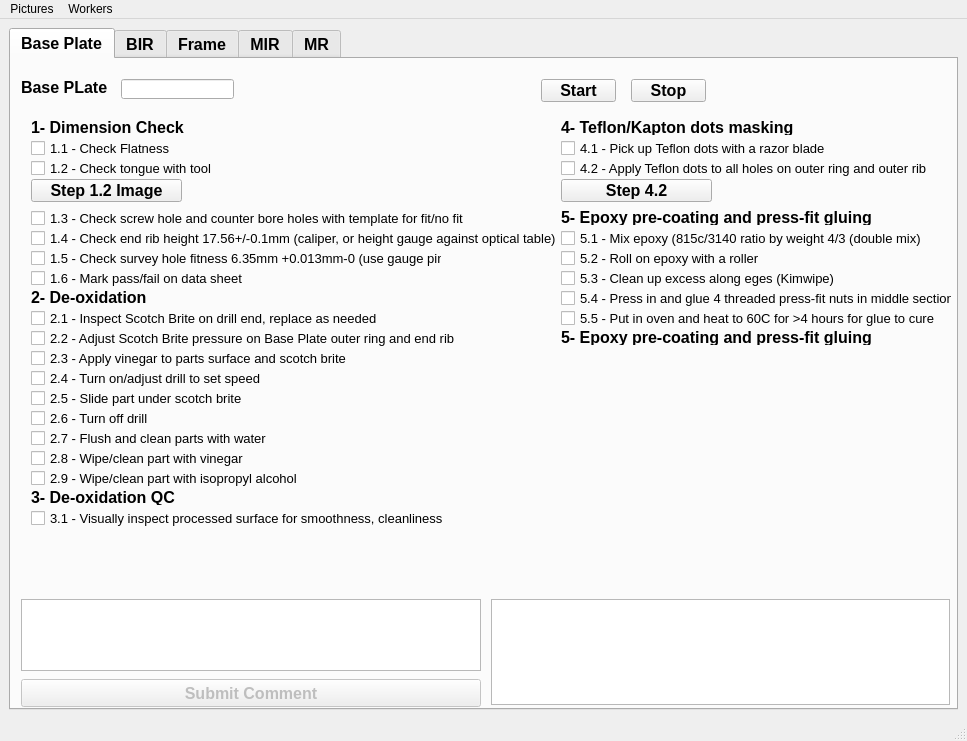
Before: the Qt Designer form guis/panel/partsprep/partsPrepUI.ui in bamesserly/mu2e-tracker-factory, drawn with Qt 5.
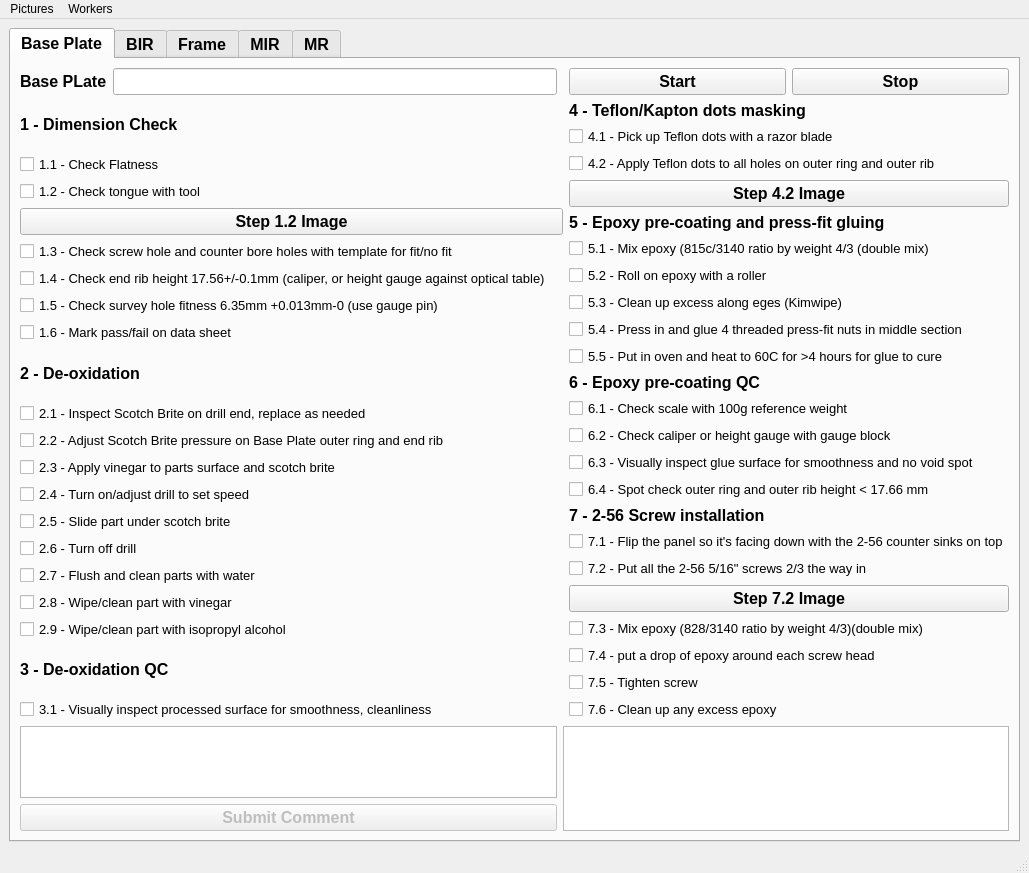
After: the same form once the commit is applied. The open tabs and pages were chosen to show the change.

Commit message: Base Plate UI done - just the .ui and .py UI files, not the main.

Diff of the .ui file:
```diff
--- a/guis/panel/partsprep/partsPrepUI.ui
+++ b/guis/panel/partsprep/partsPrepUI.ui
@@ -6,8 +6,8 @@
    <rect>
     <x>0</x>
     <y>0</y>
-    <width>967</width>
-    <height>741</height>
+    <width>1029</width>
+    <height>835</height>
    </rect>
   </property>
   <property name="windowTitle">
@@ -31,64 +31,50 @@
        <attribute name="title">
         <string>Base Plate</string>
        </attribute>
-       <widget class="QPushButton" name="bpStartPB">
-        <property name="geometry">
-         <rect>
-          <x>530</x>
-          <y>20</y>
-          <width>75</width>
-          <height>23</height>
-         </rect>
-        </property>
-        <property name="text">
-         <string>Start</string>
-        </property>
-       </widget>
-       <widget class="QPushButton" name="pbStopPB">
-        <property name="geometry">
-         <rect>
-          <x>620</x>
-          <y>20</y>
-          <width>75</width>
-          <height>23</height>
-         </rect>
-        </property>
-        <property name="text">
-         <string>Stop</string>
-        </property>
-       </widget>
-       <widget class="QLineEdit" name="bpLE">
-        <property name="geometry">
-         <rect>
-          <x>110</x>
-          <y>20</y>
-          <width>113</width>
-          <height>20</height>
-         </rect>
-        </property>
-       </widget>
+       <layout class="QGridLayout" name="gridLayout_9">
+        <item row="0" column="0">
+         <layout class="QHBoxLayout" name="horizontalLayout_4">
+          <item>
        <widget class="QLabel" name="label_8">
-        <property name="geometry">
-         <rect>
-          <x>10</x>
-          <y>20</y>
-          <width>101</width>
-          <height>16</height>
-         </rect>
-        </property>
         <property name="text">
          <string>Base PLate</string>
         </property>
        </widget>
+          </item>
+          <item>
+           <widget class="QLineEdit" name="bpLE"/>
+          </item>
+         </layout>
+        </item>
+        <item row="0" column="2">
+         <layout class="QHBoxLayout" name="horizontalLayout_3">
+          <item>
+           <widget class="QPushButton" name="bpStartPB">
+            <property name="text">
+             <string>Start</string>
+            </property>
+           </widget>
+          </item>
+          <item>
+           <widget class="QPushButton" name="pbStopPB">
+            <property name="text">
+             <string>Stop</string>
+            </property>
+           </widget>
+          </item>
+         </layout>
+        </item>
+        <item row="1" column="0" colspan="2">
+         <layout class="QVBoxLayout" name="verticalLayout_4">
+          <item>
+           <widget class="QLabel" name="label_9">
+            <property name="text">
+             <string>1 - Dimension Check</string>
+            </property>
+           </widget>
+          </item>
+          <item>
        <widget class="QCheckBox" name="bp1_1">
-        <property name="geometry">
-         <rect>
-          <x>20</x>
-          <y>80</y>
-          <width>221</width>
-          <height>18</height>
-         </rect>
-        </property>
         <property name="font">
          <font>
           <pointsize>10</pointsize>
@@ -100,41 +86,9 @@
          <string>1.1 - Check Flatness</string>
         </property>
        </widget>
-       <widget class="QPushButton" name="bpImage1_2">
-        <property name="geometry">
-         <rect>
-          <x>20</x>
-          <y>120</y>
-          <width>151</width>
-          <height>23</height>
-         </rect>
-        </property>
-        <property name="text">
-         <string>Step 1.2 Image</string>
-        </property>
-       </widget>
-       <widget class="QLabel" name="label_9">
-        <property name="geometry">
-         <rect>
-          <x>20</x>
-          <y>60</y>
-          <width>181</width>
-          <height>16</height>
-         </rect>
-        </property>
-        <property name="text">
-         <string>1- Dimension Check</string>
-        </property>
-       </widget>
+          </item>
+          <item>
        <widget class="QCheckBox" name="bp1_2">
-        <property name="geometry">
-         <rect>
-          <x>20</x>
-          <y>100</y>
-          <width>231</width>
-          <height>18</height>
-         </rect>
-        </property>
         <property name="font">
          <font>
           <pointsize>10</pointsize>
@@ -146,15 +100,16 @@
          <string>1.2 - Check tongue with tool</string>
         </property>
        </widget>
+          </item>
+          <item>
+           <widget class="QPushButton" name="bpImage1_2">
+            <property name="text">
+             <string>Step 1.2 Image</string>
+            </property>
+           </widget>
+          </item>
+          <item>
        <widget class="QCheckBox" name="bp1_3">
-        <property name="geometry">
-         <rect>
-          <x>20</x>
-          <y>150</y>
-          <width>471</width>
-          <height>18</height>
-         </rect>
-        </property>
         <property name="font">
          <font>
           <pointsize>10</pointsize>
@@ -166,15 +121,9 @@
          <string>1.3 - Check screw hole and counter bore holes with template for fit/no fit</string>
         </property>
        </widget>
+          </item>
+          <item>
        <widget class="QCheckBox" name="bp1_4">
-        <property name="geometry">
-         <rect>
-          <x>20</x>
-          <y>170</y>
-          <width>531</width>
-          <height>18</height>
-         </rect>
-        </property>
         <property name="font">
          <font>
           <pointsize>10</pointsize>
@@ -186,15 +135,9 @@
          <string>1.4 - Check end rib height 17.56+/-0.1mm (caliper, or height gauge against optical table)</string>
         </property>
        </widget>
+          </item>
+          <item>
        <widget class="QCheckBox" name="bp1_5">
-        <property name="geometry">
-         <rect>
-          <x>20</x>
-          <y>190</y>
-          <width>411</width>
-          <height>18</height>
-         </rect>
-        </property>
         <property name="font">
          <font>
           <pointsize>10</pointsize>
@@ -206,15 +149,9 @@
          <string>1.5 - Check survey hole fitness 6.35mm +0.013mm-0 (use gauge pin)</string>
         </property>
        </widget>
+          </item>
+          <item>
        <widget class="QCheckBox" name="bp1_6">
-        <property name="geometry">
-         <rect>
-          <x>20</x>
-          <y>210</y>
-          <width>291</width>
-          <height>18</height>
-         </rect>
-        </property>
         <property name="font">
          <font>
           <pointsize>10</pointsize>
@@ -226,28 +163,16 @@
          <string>1.6 - Mark pass/fail on data sheet</string>
         </property>
        </widget>
+          </item>
+          <item>
        <widget class="QLabel" name="label_10">
-        <property name="geometry">
-         <rect>
-          <x>20</x>
-          <y>230</y>
-          <width>181</width>
-          <height>16</height>
-         </rect>
-        </property>
         <property name="text">
-         <string>2- De-oxidation</string>
-        </property>
-       </widget>
+             <string>2 - De-oxidation</string>
+            </property>
+           </widget>
+          </item>
+          <item>
        <widget class="QCheckBox" name="bp2_1">
-        <property name="geometry">
-         <rect>
-          <x>20</x>
-          <y>250</y>
-          <width>351</width>
-          <height>18</height>
-         </rect>
-        </property>
         <property name="font">
          <font>
           <pointsize>10</pointsize>
@@ -259,15 +184,9 @@
          <string>2.1 - Inspect Scotch Brite on drill end, replace as needed</string>
         </property>
        </widget>
+          </item>
+          <item>
        <widget class="QCheckBox" name="bp2_2">
-        <property name="geometry">
-         <rect>
-          <x>20</x>
-          <y>270</y>
-          <width>461</width>
-          <height>18</height>
-         </rect>
-        </property>
         <property name="font">
          <font>
           <pointsize>10</pointsize>
@@ -279,15 +198,9 @@
          <string>2.2 - Adjust Scotch Brite pressure on Base Plate outer ring and end rib</string>
         </property>
        </widget>
+          </item>
+          <item>
        <widget class="QCheckBox" name="bp2_3">
-        <property name="geometry">
-         <rect>
-          <x>20</x>
-          <y>290</y>
-          <width>351</width>
-          <height>18</height>
-         </rect>
-        </property>
         <property name="font">
          <font>
           <pointsize>10</pointsize>
@@ -299,15 +212,9 @@
          <string>2.3 - Apply vinegar to parts surface and scotch brite</string>
         </property>
        </widget>
+          </item>
+          <item>
        <widget class="QCheckBox" name="bp2_4">
-        <property name="geometry">
-         <rect>
-          <x>20</x>
-          <y>310</y>
-          <width>351</width>
-          <height>18</height>
-         </rect>
-        </property>
         <property name="font">
          <font>
           <pointsize>10</pointsize>
@@ -319,15 +226,9 @@
          <string>2.4 - Turn on/adjust drill to set speed</string>
         </property>
        </widget>
+          </item>
+          <item>
        <widget class="QCheckBox" name="bp2_5">
-        <property name="geometry">
-         <rect>
-          <x>20</x>
-          <y>330</y>
-          <width>351</width>
-          <height>18</height>
-         </rect>
-        </property>
         <property name="font">
          <font>
           <pointsize>10</pointsize>
@@ -339,15 +240,9 @@
          <string>2.5 - Slide part under scotch brite</string>
         </property>
        </widget>
+          </item>
+          <item>
        <widget class="QCheckBox" name="bp2_6">
-        <property name="geometry">
-         <rect>
-          <x>20</x>
-          <y>350</y>
-          <width>351</width>
-          <height>18</height>
-         </rect>
-        </property>
         <property name="font">
          <font>
           <pointsize>10</pointsize>
@@ -359,15 +254,9 @@
          <string>2.6 - Turn off drill</string>
         </property>
        </widget>
+          </item>
+          <item>
        <widget class="QCheckBox" name="bp2_7">
-        <property name="geometry">
-         <rect>
-          <x>20</x>
-          <y>370</y>
-          <width>351</width>
-          <height>18</height>
-         </rect>
-        </property>
         <property name="font">
          <font>
           <pointsize>10</pointsize>
@@ -379,15 +268,9 @@
          <string>2.7 - Flush and clean parts with water</string>
         </property>
        </widget>
+          </item>
+          <item>
        <widget class="QCheckBox" name="bp2_8">
-        <property name="geometry">
-         <rect>
-          <x>20</x>
-          <y>390</y>
-          <width>351</width>
-          <height>18</height>
-         </rect>
-        </property>
         <property name="font">
          <font>
           <pointsize>10</pointsize>
@@ -399,15 +282,9 @@
          <string>2.8 - Wipe/clean part with vinegar</string>
         </property>
        </widget>
+          </item>
+          <item>
        <widget class="QCheckBox" name="bp2_9">
-        <property name="geometry">
-         <rect>
-          <x>20</x>
-          <y>410</y>
-          <width>351</width>
-          <height>18</height>
-         </rect>
-        </property>
         <property name="font">
          <font>
           <pointsize>10</pointsize>
@@ -419,100 +296,41 @@
          <string>2.9 - Wipe/clean part with isopropyl alcohol</string>
         </property>
        </widget>
-       <widget class="QCheckBox" name="bp3_1">
-        <property name="geometry">
-         <rect>
-          <x>20</x>
-          <y>450</y>
-          <width>421</width>
-          <height>18</height>
-         </rect>
-        </property>
-        <property name="font">
-         <font>
-          <pointsize>10</pointsize>
-          <weight>50</weight>
-          <bold>false</bold>
-         </font>
-        </property>
-        <property name="text">
-         <string>3.1 - Visually inspect processed surface for smoothness, cleanliness</string>
-        </property>
-       </widget>
+          </item>
+          <item>
        <widget class="QLabel" name="label_21">
-        <property name="geometry">
-         <rect>
-          <x>20</x>
-          <y>430</y>
-          <width>181</width>
-          <height>16</height>
-         </rect>
-        </property>
         <property name="text">
-         <string>3- De-oxidation QC</string>
-        </property>
-       </widget>
-       <widget class="QTextEdit" name="bpComEntryTE">
-        <property name="geometry">
-         <rect>
-          <x>10</x>
-          <y>540</y>
-          <width>460</width>
-          <height>72</height>
-         </rect>
-        </property>
-       </widget>
-       <widget class="QPushButton" name="bpComEntryPB">
-        <property name="enabled">
-         <bool>false</bool>
-        </property>
-        <property name="geometry">
-         <rect>
-          <x>10</x>
-          <y>620</y>
-          <width>460</width>
-          <height>28</height>
-         </rect>
-        </property>
+             <string>3 - De-oxidation QC</string>
+            </property>
+           </widget>
+          </item>
+          <item>
+           <widget class="QCheckBox" name="bp3_1">
+            <property name="font">
+             <font>
+              <pointsize>10</pointsize>
+              <weight>50</weight>
+              <bold>false</bold>
+             </font>
+            </property>
         <property name="text">
-         <string>Submit Comment</string>
-        </property>
-       </widget>
-       <widget class="QTextEdit" name="bpComDisplayTE">
-        <property name="geometry">
-         <rect>
-          <x>480</x>
-          <y>540</y>
-          <width>459</width>
-          <height>106</height>
-         </rect>
-        </property>
-        <property name="readOnly">
-         <bool>true</bool>
-        </property>
-       </widget>
+             <string>3.1 - Visually inspect processed surface for smoothness, cleanliness</string>
+            </property>
+           </widget>
+          </item>
+         </layout>
+        </item>
+        <item row="1" column="2">
+         <layout class="QVBoxLayout" name="verticalLayout_3">
+          <item>
        <widget class="QLabel" name="label_22">
-        <property name="geometry">
-         <rect>
-          <x>550</x>
-          <y>60</y>
-          <width>321</width>
-          <height>16</height>
-         </rect>
-        </property>
         <property name="text">
-         <string>4- Teflon/Kapton dots masking</string>
-        </property>
-       </widget>
+             <string>4 - Teflon/Kapton dots masking</string>
+            </property>
+           </widget>
+          </item>
+          <item>
        <widget class="QCheckBox" name="bp4_1">
-        <property name="geometry">
-         <rect>
-          <x>550</x>
-          <y>80</y>
-          <width>391</width>
-          <height>18</height>
-         </rect>
-        </property>
         <property name="font">
          <font>
           <pointsize>10</pointsize>
@@ -524,15 +342,9 @@
          <string>4.1 - Pick up Teflon dots with a razor blade</string>
         </property>
        </widget>
+          </item>
+          <item>
        <widget class="QCheckBox" name="bp4_2">
-        <property name="geometry">
-         <rect>
-          <x>550</x>
-          <y>100</y>
-          <width>391</width>
-          <height>18</height>
-         </rect>
-        </property>
         <property name="font">
          <font>
           <pointsize>10</pointsize>
@@ -544,41 +356,23 @@
          <string>4.2 - Apply Teflon dots to all holes on outer ring and outer rib</string>
         </property>
        </widget>
-       <widget class="QPushButton" name="bpImage1_4">
-        <property name="geometry">
-         <rect>
-          <x>550</x>
-          <y>120</y>
-          <width>151</width>
-          <height>23</height>
-         </rect>
-        </property>
+          </item>
+          <item>
+           <widget class="QPushButton" name="bpImage4_2">
         <property name="text">
-         <string>Step 4.2</string>
-        </property>
-       </widget>
+             <string>Step 4.2 Image</string>
+            </property>
+           </widget>
+          </item>
+          <item>
        <widget class="QLabel" name="label_23">
-        <property name="geometry">
-         <rect>
-          <x>550</x>
-          <y>150</y>
-          <width>371</width>
-          <height>16</height>
-         </rect>
-        </property>
         <property name="text">
-         <string>5- Epoxy pre-coating and press-fit gluing</string>
-        </property>
-       </widget>
+             <string>5 - Epoxy pre-coating and press-fit gluing</string>
+            </property>
+           </widget>
+          </item>
+          <item>
        <widget class="QCheckBox" name="bp5_1">
-        <property name="geometry">
-         <rect>
-          <x>550</x>
-          <y>170</y>
-          <width>391</width>
-          <height>18</height>
-         </rect>
-        </property>
         <property name="font">
          <font>
           <pointsize>10</pointsize>
@@ -590,15 +384,9 @@
          <string>5.1 - Mix epoxy (815c/3140 ratio by weight 4/3 (double mix)</string>
         </property>
        </widget>
+          </item>
+          <item>
        <widget class="QCheckBox" name="bp5_2">
-        <property name="geometry">
-         <rect>
-          <x>550</x>
-          <y>190</y>
-          <width>391</width>
-          <height>18</height>
-         </rect>
-        </property>
         <property name="font">
          <font>
           <pointsize>10</pointsize>
@@ -610,15 +398,9 @@
          <string>5.2 - Roll on epoxy with a roller</string>
         </property>
        </widget>
+          </item>
+          <item>
        <widget class="QCheckBox" name="bp5_3">
-        <property name="geometry">
-         <rect>
-          <x>550</x>
-          <y>210</y>
-          <width>391</width>
-          <height>18</height>
-         </rect>
-        </property>
         <property name="font">
          <font>
           <pointsize>10</pointsize>
@@ -630,15 +412,9 @@
          <string>5.3 - Clean up excess along eges (Kimwipe)</string>
         </property>
        </widget>
+          </item>
+          <item>
        <widget class="QCheckBox" name="bp5_4">
-        <property name="geometry">
-         <rect>
-          <x>550</x>
-          <y>230</y>
-          <width>391</width>
-          <height>18</height>
-         </rect>
-        </property>
         <property name="font">
          <font>
           <pointsize>10</pointsize>
@@ -650,15 +426,9 @@
          <string>5.4 - Press in and glue 4 threaded press-fit nuts in middle section</string>
         </property>
        </widget>
+          </item>
+          <item>
        <widget class="QCheckBox" name="bp5_5">
-        <property name="geometry">
-         <rect>
-          <x>550</x>
-          <y>250</y>
-          <width>391</width>
-          <height>18</height>
-         </rect>
-        </property>
         <property name="font">
          <font>
           <pointsize>10</pointsize>
@@ -670,19 +440,197 @@
          <string>5.5 - Put in oven and heat to 60C for &gt;4 hours for glue to cure</string>
         </property>
        </widget>
+          </item>
+          <item>
        <widget class="QLabel" name="label_24">
-        <property name="geometry">
-         <rect>
-          <x>550</x>
-          <y>270</y>
-          <width>371</width>
-          <height>16</height>
-         </rect>
-        </property>
+            <property name="text">
+             <string>6 - Epoxy pre-coating QC</string>
+            </property>
+           </widget>
+          </item>
+          <item>
+           <widget class="QCheckBox" name="bp6_1">
+            <property name="font">
+             <font>
+              <pointsize>10</pointsize>
+              <weight>50</weight>
+              <bold>false</bold>
+             </font>
+            </property>
         <property name="text">
-         <string>5- Epoxy pre-coating and press-fit gluing</string>
-        </property>
-       </widget>
+             <string>6.1 - Check scale with 100g reference weight</string>
+            </property>
+           </widget>
+          </item>
+          <item>
+           <widget class="QCheckBox" name="bp6_2">
+            <property name="font">
+             <font>
+              <pointsize>10</pointsize>
+              <weight>50</weight>
+              <bold>false</bold>
+             </font>
+            </property>
+            <property name="text">
+             <string>6.2 - Check caliper or height gauge with gauge block</string>
+            </property>
+           </widget>
+          </item>
+          <item>
+           <widget class="QCheckBox" name="bp6_3">
+            <property name="font">
+             <font>
+              <pointsize>10</pointsize>
+              <weight>50</weight>
+              <bold>false</bold>
+             </font>
+            </property>
+            <property name="text">
+             <string>6.3 - Visually inspect glue surface for smoothness and no void spot</string>
+            </property>
+           </widget>
+          </item>
+          <item>
+           <widget class="QCheckBox" name="bp6_4">
+            <property name="font">
+             <font>
+              <pointsize>10</pointsize>
+              <weight>50</weight>
+              <bold>false</bold>
+             </font>
+            </property>
+            <property name="text">
+             <string>6.4 - Spot check outer ring and outer rib height &lt; 17.66 mm</string>
+            </property>
+           </widget>
+          </item>
+          <item>
+           <widget class="QLabel" name="label_25">
+            <property name="text">
+             <string>7 - 2-56 Screw installation</string>
+            </property>
+           </widget>
+          </item>
+          <item>
+           <widget class="QCheckBox" name="bp7_1">
+            <property name="font">
+             <font>
+              <pointsize>10</pointsize>
+              <weight>50</weight>
+              <bold>false</bold>
+             </font>
+            </property>
+            <property name="text">
+             <string>7.1 - Flip the panel so it's facing down with the 2-56 counter sinks on top</string>
+            </property>
+           </widget>
+          </item>
+          <item>
+           <widget class="QCheckBox" name="bp7_2">
+            <property name="font">
+             <font>
+              <pointsize>10</pointsize>
+              <weight>50</weight>
+              <bold>false</bold>
+             </font>
+            </property>
+            <property name="text">
+             <string>7.2 - Put all the 2-56 5/16&quot; screws 2/3 the way in</string>
+            </property>
+           </widget>
+          </item>
+          <item>
+           <widget class="QPushButton" name="bpImage7_2">
+            <property name="text">
+             <string>Step 7.2 Image</string>
+            </property>
+           </widget>
+          </item>
+          <item>
+           <widget class="QCheckBox" name="bp7_3">
+            <property name="font">
+             <font>
+              <pointsize>10</pointsize>
+              <weight>50</weight>
+              <bold>false</bold>
+             </font>
+            </property>
+            <property name="text">
+             <string>7.3 - Mix epoxy (828/3140 ratio by weight 4/3)(double mix)</string>
+            </property>
+           </widget>
+          </item>
+          <item>
+           <widget class="QCheckBox" name="bp7_4">
+            <property name="font">
+             <font>
+              <pointsize>10</pointsize>
+              <weight>50</weight>
+              <bold>false</bold>
+             </font>
+            </property>
+            <property name="text">
+             <string>7.4 - put a drop of epoxy around each screw head</string>
+            </property>
+           </widget>
+          </item>
+          <item>
+           <widget class="QCheckBox" name="bp7_5">
+            <property name="font">
+             <font>
+              <pointsize>10</pointsize>
+              <weight>50</weight>
+              <bold>false</bold>
+             </font>
+            </property>
+            <property name="text">
+             <string>7.5 - Tighten screw</string>
+            </property>
+           </widget>
+          </item>
+          <item>
+           <widget class="QCheckBox" name="bp7_6">
+            <property name="font">
+             <font>
+              <pointsize>10</pointsize>
+              <weight>50</weight>
+              <bold>false</bold>
+             </font>
+            </property>
+            <property name="text">
+             <string>7.6 - Clean up any excess epoxy</string>
+            </property>
+           </widget>
+          </item>
+         </layout>
+        </item>
+        <item row="2" column="0">
+         <widget class="QTextEdit" name="bpComEntryTE"/>
+        </item>
+        <item row="2" column="1" rowspan="2" colspan="2">
+         <widget class="QTextEdit" name="bpComDisplayTE">
+          <property name="minimumSize">
+           <size>
+            <width>0</width>
+            <height>75</height>
+           </size>
+          </property>
+          <property name="readOnly">
+           <bool>true</bool>
+          </property>
+         </widget>
+        </item>
+        <item row="3" column="0">
+         <widget class="QPushButton" name="bpComEntryPB">
+          <property name="enabled">
+           <bool>false</bool>
+          </property>
+          <property name="text">
+           <string>Submit Comment</string>
+          </property>
+         </widget>
+        </item>
+       </layout>
       </widget>
       <widget class="QWidget" name="bir">
        <attribute name="title">
@@ -1377,7 +1325,7 @@
     <rect>
      <x>0</x>
      <y>0</y>
-     <width>967</width>
+     <width>1029</width>
      <height>22</height>
     </rect>
    </property>
```
Left out of the diff: 4 changed lines with no effect on the pictures. Lines whose indentation alone changed are shown as unchanged. The commit also changes 1 other file.
